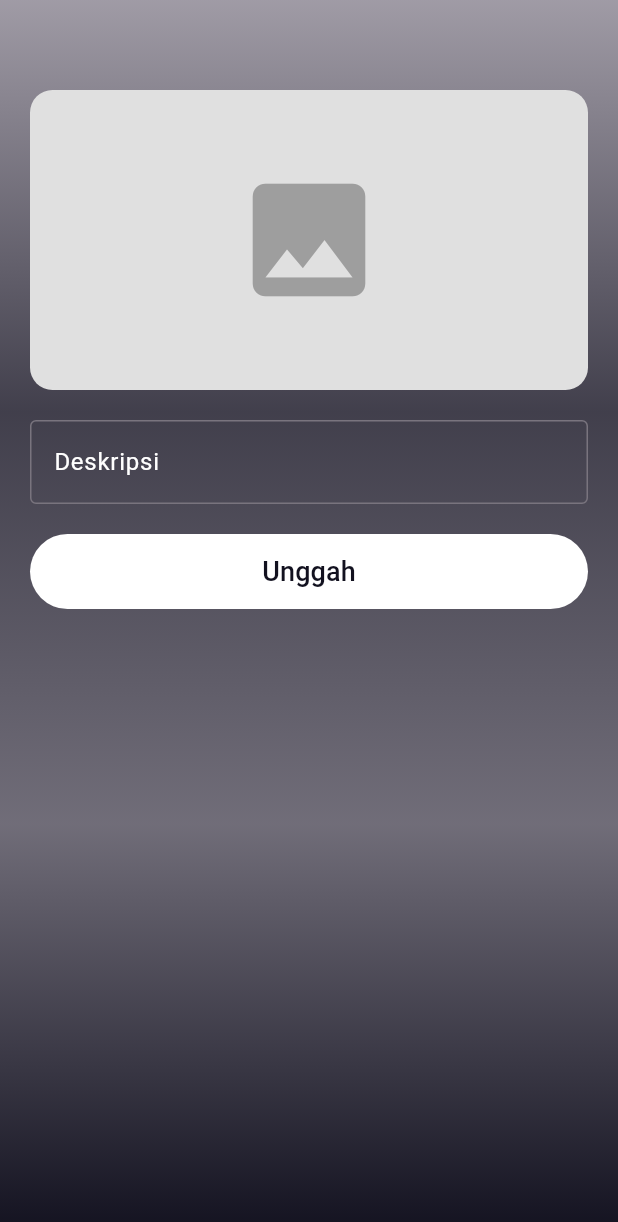
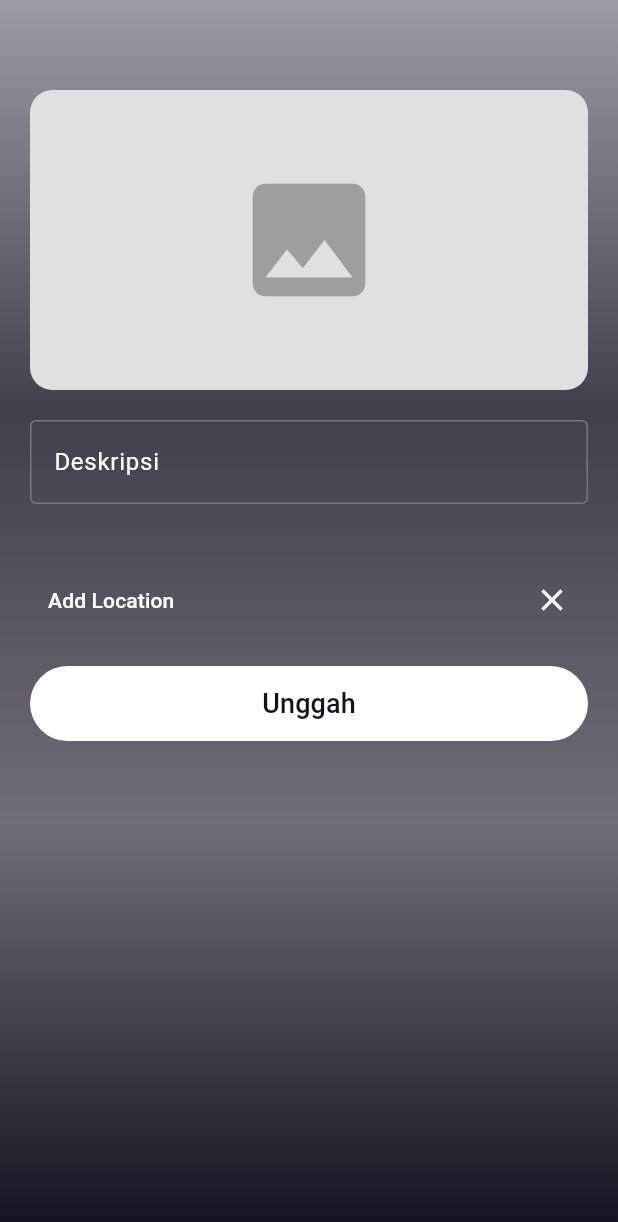
Before and after one commit to Faik-irkham/story_apps, a Flutter app: the AddStoryPage screen opened by its route, on a phone screen of 412 x 824 dp. Shown: the top 1222 px of the screen. Run offline on Flutter 3.47's test engine with Material 3 defaults, Android fonts, the phone set to English and light mode, and no system bars; our stand-ins replace geocoding, go_router, google_maps_flutter, image_picker, location, shared_preferences; accounts and stored records are empty; generated files the repository leaves out were written again; network calls fail.

Commit message:
add lokasi in add story

```diff
--- a/lib/ui/add_story_page.dart
+++ b/lib/ui/add_story_page.dart
@@ -10,6 +10,7 @@ import 'package:provider/provider.dart';
 import 'package:story_apps/common/common.dart';
 import 'package:story_apps/provider/credential_provider.dart';
 import 'package:story_apps/provider/story_provider.dart';
+import 'package:story_apps/ui/pick_map_page.dart';
 import 'package:story_apps/utils/response_state.dart';
 import 'package:story_apps/widgets/button_widget.dart';
 
@@ -24,6 +25,8 @@ class _AddStoryPageState extends State<AddStoryPage> {
   File? _imageFile;
   final picker = ImagePicker();
   final TextEditingController _descriptionController = TextEditingController();
+  double? _selectedLat;
+  double? _selectedLon;
 
   Future getImage(ImageSource source) async {
     final pickedFile = await picker.pickImage(source: source);
@@ -62,6 +65,13 @@ class _AddStoryPageState extends State<AddStoryPage> {
   void didChangeDependencies() {
     super.didChangeDependencies();
     Provider.of<StoryProvider>(context, listen: false);
+  }
+
+  void _selectLocation(double lat, double lon) {
+    setState(() {
+      _selectedLat = lat;
+      _selectedLon = lon;
+    });
   }
 
   @override
@@ -168,6 +178,100 @@ class _AddStoryPageState extends State<AddStoryPage> {
                     ),
                   ),
                   const SizedBox(height: 20),
+                  // Row(
+                  //   mainAxisAlignment: MainAxisAlignment.spaceBetween,
+                  //   children: [
+                  //     TextButton(
+                  //       onPressed: () async {
+                  //         final result = await Navigator.push(
+                  //             context,
+                  //             MaterialPageRoute(
+                  //               builder: (context) => PickMapPage(),
+                  //             ));
+                  //         if (result != null && result is Map<String, double>) {
+                  //           _selectLocation(result['lat']!, result['lon']!);
+                  //         }
+                  //       },
+                  //       // onPressed: () async {
+                  //       //   print('add lokasi');
+                  //       //   context.goNamed('map_pick');
+                  //       //   // Implement location selection
+                  //       //   // Set _lat and _lon with selected location
+                  //       //   // This can be done using a map or search feature
+                  //       // },
+                  //       child: Text(
+                  //         _lat == null || _lon == null
+                  //             ? 'Add Location'
+                  //             : 'Location Added',
+                  //         style: TextStyle(
+                  //           color: _lat == null || _lon == null
+                  //               ? Colors.white
+                  //               : Colors.green,
+                  //         ),
+                  //       ),
+                  //     ),
+                  //     IconButton(
+                  //       onPressed: () {
+                  //         // Clear selected location
+                  //         setState(() {
+                  //           _lat = null;
+                  //           _lon = null;
+                  //         });
+                  //       },
+                  //       icon: Icon(Icons.clear),
+                  //       color: Colors.white,
+                  //     ),
+                  //   ],
+                  // ),
+                  const SizedBox(height: 20),
+                  Row(
+                    mainAxisAlignment: MainAxisAlignment.spaceBetween,
+                    children: [
+                      TextButton(
+                        onPressed: () async {
+                          final result = await Navigator.push(
+                              context,
+                              MaterialPageRoute(
+                                builder: (context) => const PickMapPage(),
+                              ));
+                          if (result != null &&
+                              result is Map<String, dynamic>) {
+                            _selectLocation(result['lat']!, result['lon']!);
+                          }
+                        },
+                        child: Text(
+                          _selectedLat == null || _selectedLon == null
+                              ? 'Add Location'
+                              : 'Location Added',
+                          style: TextStyle(
+                            color: _selectedLat == null || _selectedLon == null
+                                ? Colors.white
+                                : Colors.green,
+                          ),
+                        ),
+                      ),
+                      IconButton(
+                        onPressed: () {
+                          // Clear selected location
+                          setState(() {
+                            _selectedLat = null;
+                            _selectedLon = null;
+                          });
+                        },
+                        icon: const Icon(Icons.clear),
+                        color: Colors.white,
+                      ),
+                    ],
+                  ),
+                  if (_selectedLat != null && _selectedLon != null)
+                    Padding(
+                      padding: const EdgeInsets.symmetric(vertical: 8.0),
+                      child: Text(
+                        'Selected Location: $_selectedLat, $_selectedLon',
+                        style: const TextStyle(color: Colors.white),
+                      ),
+                    ),
+                  const SizedBox(height: 20),
                   Consumer2<StoryProvider, CredentialProvider>(
                     builder: (context, provider, cred, _) {
                       return CustomFilledButton(
@@ -191,8 +295,8 @@ class _AddStoryPageState extends State<AddStoryPage> {
                               description: description,
                               imagePath: imageFile.path,
                               token: token,
-                              lat: null,
-                              lon: null,
+                              lat: _selectedLat,
+                              lon: _selectedLon,
                             );
 
                             if (provider.state == ResultState.done &&
--- a/pubspec.yaml
+++ b/pubspec.yaml
@@ -21,6 +21,9 @@ dependencies:
   provider: ^6.1.2
   http: ^1.2.1
   image_picker: ^1.0.7
+  google_maps_flutter: ^2.6.0
+  geocoding: ^3.0.0
+  location: ^6.0.1
 
 dev_dependencies:
   flutter_test:
```
Also changed, not shown: lib/router/router.dart (+8 -0 lines), lib/ui/pick_map_page.dart (added, +221 -0 lines), pubspec.lock, 4 other files.
